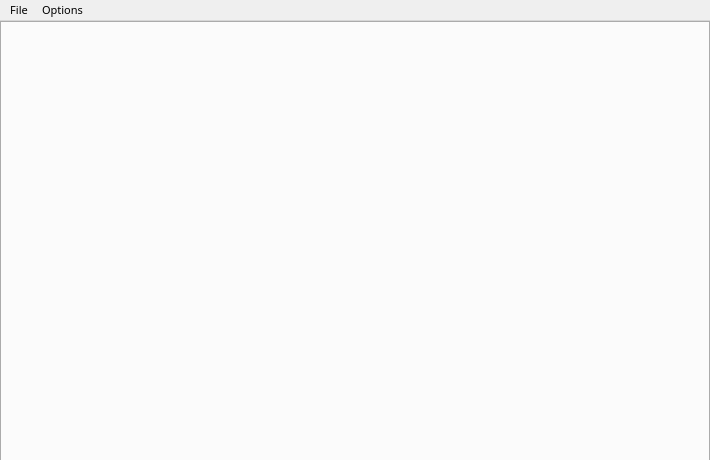
Before: the Qt Designer form mainwindow.ui in KaiDrange/OctaChainer, drawn with Qt 5.
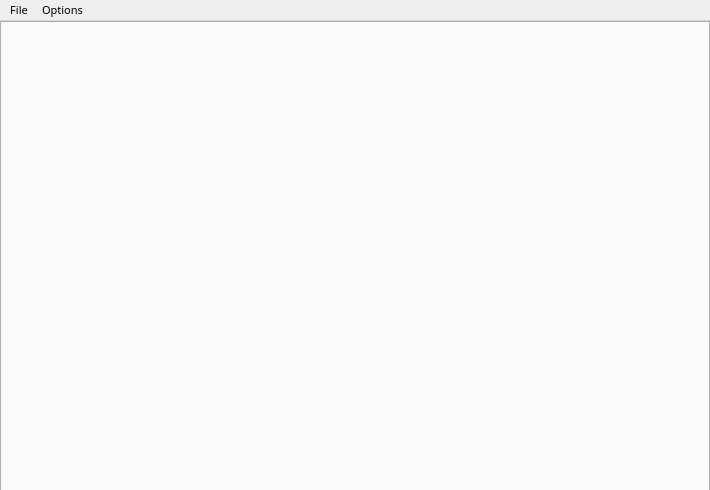
After: the same form once the commit is applied.

The edit to the form file:
```diff
--- a/mainwindow.ui
+++ b/mainwindow.ui
@@ -7,7 +7,7 @@
     <x>0</x>
     <y>0</y>
     <width>710</width>
-    <height>460</height>
+    <height>490</height>
    </rect>
   </property>
   <property name="font">
@@ -38,7 +38,7 @@
       <x>0</x>
       <y>0</y>
       <width>710</width>
-      <height>480</height>
+      <height>520</height>
      </rect>
     </property>
     <property name="currentIndex">
```
